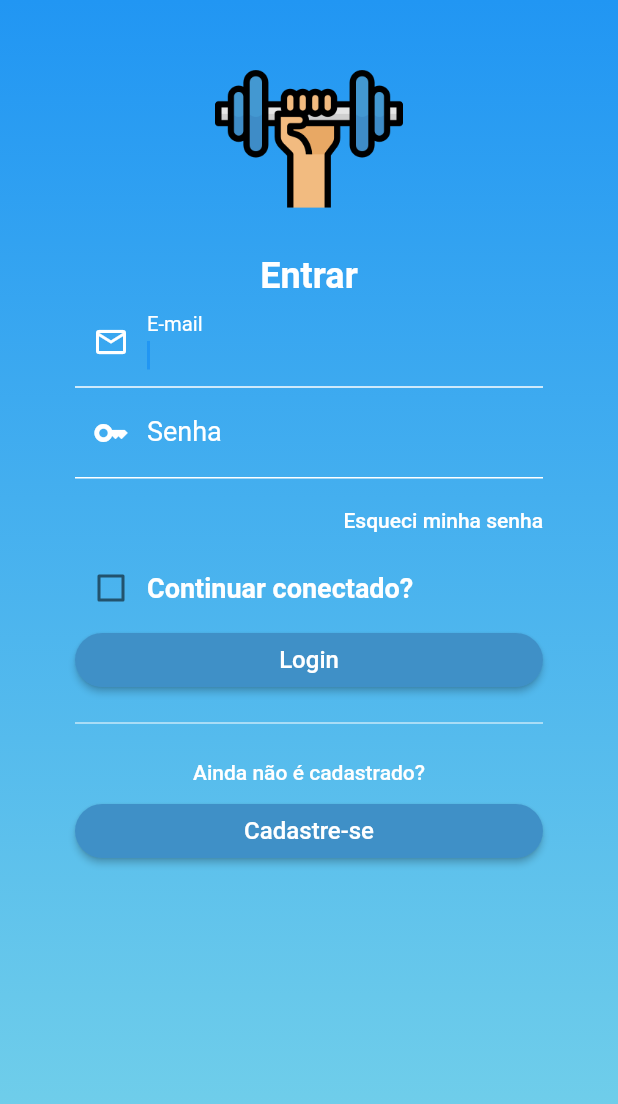
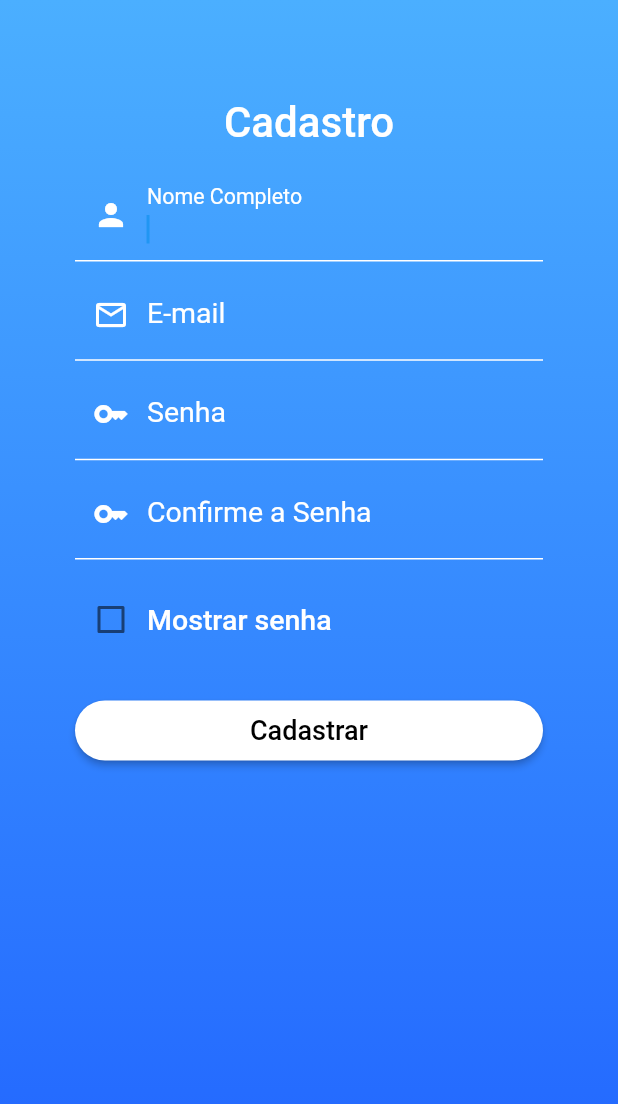
Before and after one commit to pygaudiello/GymApp, a Flutter app: the screen it shows after launch, after a tap on "Cadastre-se", on a phone screen of 412 x 824 dp. Shown: the top 1104 px of the screen. Run offline on Flutter 3.47's test engine with Material 2 defaults, Android fonts, the phone set to English and light mode, and no system bars.

Commit message:
Cadastro ok

```diff
--- a/lib/aaa.dart
+++ /dev/null
@@ -1,75 +0,0 @@
-import 'package:flutter/material.dart';
-
-void main() {
-  runApp(const MyApp());
-}
-
-class MyApp extends StatelessWidget {
-  const MyApp({Key? key}) : super(key: key);
-
-  @override
-  Widget build(BuildContext context) {
-    return MaterialApp(
-      debugShowCheckedModeBanner: false,
-      home: Scaffold(
-        body: SafeArea(
-          child: Column(
-            children: [
-              Row(
-                mainAxisAlignment: MainAxisAlignment.end,
-                children: [
-                  Padding(
-                    padding: const EdgeInsets.only(right: 12.0),
-                    child: TextButton(
-                      onPressed: () {
-                        // ignore: avoid_print
-                        print('Clicado');
-                      },
-                      child: const Text(
-                        'Cadastre-se',
-                        style: TextStyle(
-                          fontFamily: 'Margem',
-                          fontWeight: FontWeight.bold,
-                          color: Colors.green,
-                        ),
-                      ),
-                    ),
-                  ),
-                ],
-              ),
-              Container(
-                height: 200.00,
-              ),
-              Row(
-                mainAxisAlignment: MainAxisAlignment.center,
-                children: [
-                  Column(
-                    children: const [
-                      Text(
-                        'Entrar',
-                        style: TextStyle(
-                          fontSize: 24,
-                          fontFamily: 'Margem',
-                          fontWeight: FontWeight.bold,
-                        ),
-                      ),
-                      SizedBox(height: 8),
-                      Text(
-                        'Acesse agora sua conta para acompanhar\nseus pedidos, ter ofertas exclusivas e muito \nmais.',
-                        style: TextStyle(
-                          fontSize: 16,
-                          fontFamily: 'Margem',
-                        ),
-                        textAlign: TextAlign.center,
-                      ),
-                    ],
-                  ),
-                ],
-              )
-            ],
-          ),
-        ),
-      ),
-    );
-  }
-}
--- a/lib/main.dart
+++ b/lib/main.dart
@@ -12,6 +12,7 @@ class MyApp extends StatelessWidget {
   Widget build(BuildContext context) {
     return const MaterialApp(
       title: 'Gym App',
+      //home: SignUpScreen(),
       home: LoginScreen(),
       debugShowCheckedModeBanner: false,
     );
--- a/lib/screens/login_screen.dart
+++ b/lib/screens/login_screen.dart
@@ -1,3 +1,4 @@
+import 'package:aaaaa/screens/sign_up_screen.dart';
 import 'package:aaaaa/values/custom_colors.dart';
 import 'package:flutter/material.dart';
 
@@ -8,9 +9,6 @@ class LoginScreen extends StatefulWidget {
 }
 
 class _LoginScreenState extends State<LoginScreen> {
-  Color topColor = Colors.blue;
-  Color bottomColor = const Color.fromARGB(255, 120, 212, 233);
-
   bool? continueConnected = false;
 
   @override
@@ -27,8 +25,8 @@ class _LoginScreenState extends State<LoginScreen> {
             begin: Alignment.topCenter,
             end: Alignment.bottomCenter,
             colors: [
-              topColor,
-              bottomColor,
+              CustomColors().getgradientSecondaryColor(),
+              CustomColors().getgradientMainColor(),
             ],
           ),
         ),
@@ -39,11 +37,11 @@ class _LoginScreenState extends State<LoginScreen> {
             children: [
               Padding(
                 padding: const EdgeInsets.only(
-                  bottom: 15,
+                  bottom: 10,
                 ),
                 child: Image.asset(
                   "assets/academia.png",
-                  height: 125,
+                  height: 170,
                 ),
               ),
               const Text(
@@ -51,8 +49,8 @@ class _LoginScreenState extends State<LoginScreen> {
                 textAlign: TextAlign.center,
                 style: TextStyle(
                   color: Colors.white,
-                  fontSize: 24,
-                  fontWeight: FontWeight.bold,
+                  fontSize: 28,
+                  fontWeight: FontWeight.w500,
                 ),
               ),
               Form(
@@ -64,7 +62,7 @@ class _LoginScreenState extends State<LoginScreen> {
                         labelText: "E-mail",
                         labelStyle: TextStyle(
                           color: Colors.white,
-                          fontSize: 18,
+                          fontSize: 19,
                         ),
                         prefixIcon: Icon(
                           Icons.mail_outline,
@@ -87,7 +85,7 @@ class _LoginScreenState extends State<LoginScreen> {
                         labelText: "Senha",
                         labelStyle: TextStyle(
                           color: Colors.white,
-                          fontSize: 18,
+                          fontSize: 19,
                         ),
                         prefixIcon: Icon(
                           Icons.key,
@@ -121,7 +119,7 @@ class _LoginScreenState extends State<LoginScreen> {
                   textAlign: TextAlign.right,
                   style: TextStyle(
                     color: Colors.white,
-                    fontSize: 14,
+                    fontSize: 16,
                     fontWeight: FontWeight.w500,
                   ),
                 ),
@@ -141,7 +139,7 @@ class _LoginScreenState extends State<LoginScreen> {
                     "Continuar conectado?",
                     style: TextStyle(
                       color: Colors.white,
-                      fontSize: 18,
+                      fontSize: 19,
                       fontWeight: FontWeight.w600,
                     ),
                   ),
@@ -152,50 +150,59 @@ class _LoginScreenState extends State<LoginScreen> {
                 child: const Text(
                   "Login",
                   style: TextStyle(
-                    color: Colors.white,
-                    fontSize: 16,
+                    color: Colors.black,
+                    fontSize: 17,
                   ),
                 ),
                 style: ElevatedButton.styleFrom(
-                  primary: CustomColors().getActivePrimaryButtonColor(),
+                  primary: CustomColors().getActiveSecondaryButton(),
                   shape: RoundedRectangleBorder(
                     borderRadius: BorderRadius.circular(40),
                   ),
+                  minimumSize: Size(double.infinity, 40),
                 ),
               ),
               const Padding(
                 padding: EdgeInsets.symmetric(vertical: 10),
                 child: Divider(
-                  color: Colors.white,
+                  color: Color.fromARGB(255, 255, 255, 255),
                 ),
               ),
               const SizedBox(
-                height: 30,
+                height: 40,
                 child: Center(
                   child: Text(
                     "Ainda não é cadastrado?",
                     style: TextStyle(
                       color: Colors.white,
-                      fontSize: 14,
+                      fontSize: 16,
                       fontWeight: FontWeight.w500,
                     ),
                   ),
                 ),
               ),
               ElevatedButton(
-                onPressed: () {},
+                onPressed: () {
+                  Navigator.push(
+                    context,
+                    MaterialPageRoute(
+                      builder: (context) => SignUpScreen(),
+                    ),
+                  );
+                },
                 child: const Text(
                   "Cadastre-se",
                   style: TextStyle(
-                    color: Colors.white,
-                    fontSize: 16,
+                    color: Colors.black,
+                    fontSize: 17,
                   ),
                 ),
                 style: ElevatedButton.styleFrom(
-                  primary: CustomColors().getActivePrimaryButtonColor(),
+                  primary: CustomColors().getActiveSecondaryButton(),
                   shape: RoundedRectangleBorder(
                     borderRadius: BorderRadius.circular(40),
                   ),
+                  minimumSize: Size(double.infinity, 40),
                 ),
               ),
             ],
--- /dev/null
+++ b/lib/screens/sign_up_screen.dart
@@ -0,0 +1,197 @@
+import 'package:aaaaa/values/custom_colors.dart';
+import 'package:flutter/material.dart';
+
+class SignUpScreen extends StatefulWidget {
+  const SignUpScreen({Key? key}) : super(key: key);
+
+  @override
+  State<SignUpScreen> createState() => _SignUpScreenState();
+}
+
+class _SignUpScreenState extends State<SignUpScreen> {
+  bool showPassword = false;
+  @override
+  Widget build(BuildContext context) {
+    return Scaffold(
+      body: Container(
+        padding: EdgeInsets.symmetric(
+          vertical: 50,
+          horizontal: 50,
+        ),
+        width: MediaQuery.of(context).size.width,
+        height: MediaQuery.of(context).size.height,
+        decoration: BoxDecoration(
+          gradient: LinearGradient(
+              begin: Alignment.topCenter,
+              end: Alignment.bottomCenter,
+              colors: [
+                CustomColors().getgradientSecondaryColor(),
+                CustomColors().getgradientMainColor(),
+              ]),
+        ),
+        child: SingleChildScrollView(
+          child: Column(
+            children: [
+              Padding(
+                padding: EdgeInsets.all(15),
+                child: Text(
+                  "Cadastro",
+                  textAlign: TextAlign.center,
+                  style: TextStyle(
+                    color: Colors.white,
+                    fontSize: 28,
+                    fontWeight: FontWeight.w500,
+                  ),
+                ),
+              ),
+              Form(
+                child: Column(children: [
+                  TextFormField(
+                    autofocus: true,
+                    decoration: const InputDecoration(
+                      labelText: "Nome Completo",
+                      labelStyle: TextStyle(
+                        color: Colors.white,
+                        fontSize: 19,
+                      ),
+                      prefixIcon: Icon(
+                        Icons.person,
+                        color: Colors.white,
+                      ),
+                      focusedBorder: UnderlineInputBorder(
+                        borderSide: BorderSide(
+                          color: Colors.white,
+                        ),
+                      ),
+                      enabledBorder: UnderlineInputBorder(
+                        borderSide: BorderSide(
+                          color: Colors.white,
+                        ),
+                      ),
+                    ),
+                  ),
+                  const SizedBox(height: 5),
+                  TextFormField(
+                    decoration: const InputDecoration(
+                      labelText: "E-mail",
+                      labelStyle: TextStyle(
+                        color: Colors.white,
+                        fontSize: 19,
+                      ),
+                      prefixIcon: Icon(
+                        Icons.mail_outline,
+                        color: Colors.white,
+                      ),
+                      focusedBorder: UnderlineInputBorder(
+                        borderSide: BorderSide(
+                          color: Colors.white,
+                        ),
+                      ),
+                      enabledBorder: UnderlineInputBorder(
+                        borderSide: BorderSide(
+                          color: Colors.white,
+                        ),
+                      ),
+                    ),
+                  ),
+                  const SizedBox(height: 5),
+                  TextFormField(
+                    obscureText: !showPassword,
+                    decoration: const InputDecoration(
+                      labelText: "Senha",
+                      labelStyle: TextStyle(
+                        color: Colors.white,
+                        fontSize: 19,
+                      ),
+                      prefixIcon: Icon(
+                        Icons.key,
+                        color: Colors.white,
+                      ),
+                      focusedBorder: UnderlineInputBorder(
+                        borderSide: BorderSide(
+                          color: Colors.white,
+                        ),
+                      ),
+                      enabledBorder: UnderlineInputBorder(
+                        borderSide: BorderSide(
+                          color: Colors.white,
+                        ),
+                      ),
+                    ),
+                  ),
+                  const SizedBox(height: 5),
+                  TextFormField(
+                    obscureText: !showPassword,
+                    decoration: const InputDecoration(
+                      labelText: "Confirme a Senha",
+                      labelStyle: TextStyle(
+                        color: Colors.white,
+                        fontSize: 19,
+                      ),
+                      prefixIcon: Icon(
+                        Icons.key,
+                        color: Colors.white,
+                      ),
+                      focusedBorder: UnderlineInputBorder(
+                        borderSide: BorderSide(
+                          color: Colors.white,
+                        ),
+                      ),
+                      enabledBorder: UnderlineInputBorder(
+                        borderSide: BorderSide(
+                          color: Colors.white,
+                        ),
+                      ),
+                    ),
+                  ),
+                  Row(
+                    children: [
+                      Checkbox(
+                        value: showPassword,
+                        onChanged: (bool? newValue) {
+                          setState(() {
+                            showPassword = newValue ?? false;
+                          });
+                        },
+                      ),
+                      const SizedBox(height: 80),
+                      const Text(
+                        "Mostrar senha",
+                        style: TextStyle(
+                          color: Colors.white,
+                          fontSize: 19,
+                          fontWeight: FontWeight.w500,
+                        ),
+                      ),
+                    ],
+                  ),
+                ]),
+              ),
+              const SizedBox(height: 10),
+              ElevatedButton(
+                onPressed: () {
+                  Navigator.pop(context);
+                  //volta à página
+                },
+                child: const Text(
+                  "Cadastrar",
+                  style: TextStyle(
+                    color: Colors.black,
+                    fontSize: 18,
+                  ),
+                ),
+                style: ElevatedButton.styleFrom(
+                  primary: CustomColors().getActiveSecondaryButton(),
+                  shape: RoundedRectangleBorder(
+                    borderRadius: BorderRadius.circular(40),
+                  ),
+                  minimumSize: Size(double.infinity, 40),
+                ),
+              ),
+            ],
+          ),
+        ),
+      ),
+    );
+  }
+}
--- a/lib/values/custom_colors.dart
+++ b/lib/values/custom_colors.dart
@@ -1,9 +1,24 @@
 import 'package:flutter/material.dart';
 
 class CustomColors {
-  Color _activePrimaryButton = Color.fromARGB(255, 63, 144, 199);
+  Color _activePrimaryButton = Color.fromARGB(255, 106, 202, 226);
+  Color _activeSecondaryButton = Colors.white;
+  Color _gradientMainColor = Color.fromARGB(255, 32, 99, 255);
+  Color _gradientSecColor = Color.fromARGB(255, 75, 175, 255);
 
   Color getActivePrimaryButtonColor() {
     return _activePrimaryButton;
   }
+
+  Color getActiveSecondaryButton() {
+    return _activeSecondaryButton;
+  }
+
+  Color getgradientMainColor() {
+    return _gradientMainColor;
+  }
+
+  Color getgradientSecondaryColor() {
+    return _gradientSecColor;
+  }
 }
```
